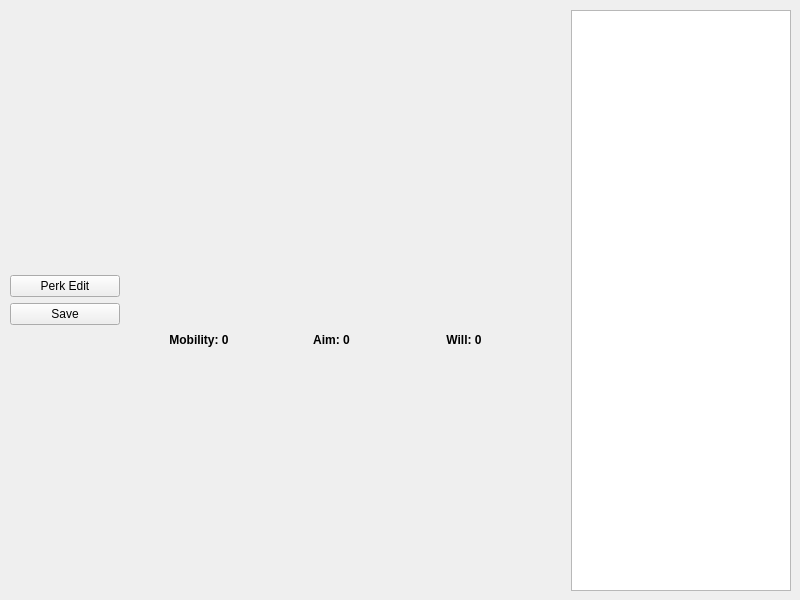
Qt form QtDesigner.ui (Bodzioo44/XcomPerkEdit) before a commit.
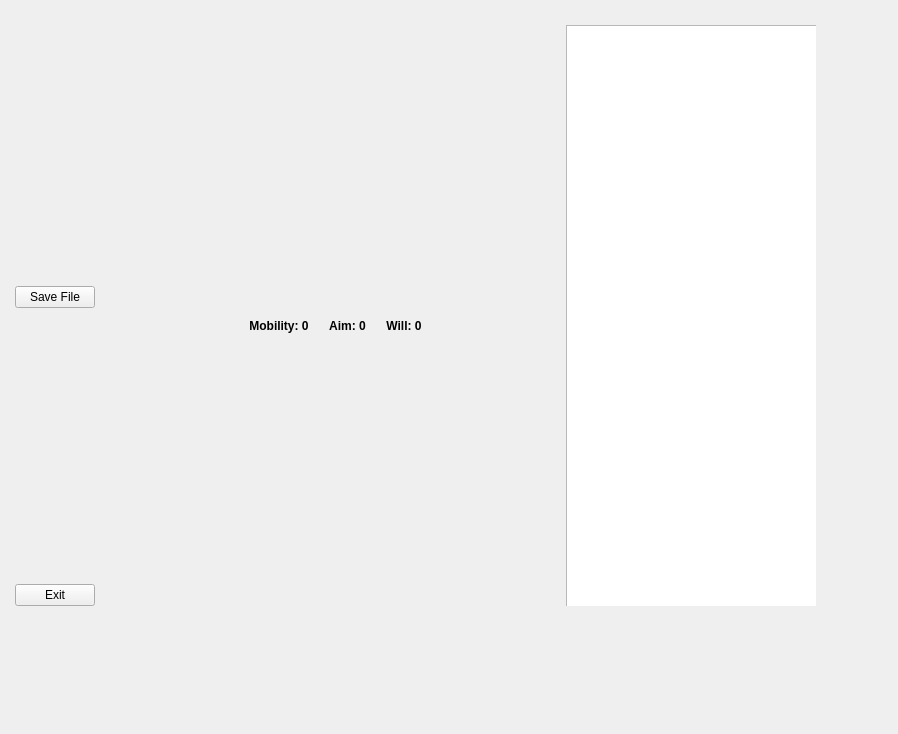
The same form after that commit. The open tabs and pages were chosen to show the change.

Commit message: Replaced GUI and cleaned up pro file

The edit to the form file:
```diff
--- a/QtDesigner.ui
+++ b/QtDesigner.ui
@@ -6,8 +6,8 @@
    <rect>
     <x>0</x>
     <y>0</y>
-    <width>800</width>
-    <height>600</height>
+    <width>898</width>
+    <height>734</height>
    </rect>
   </property>
   <property name="windowTitle">
@@ -17,77 +17,279 @@
    <widget class="QWidget" name="gridLayoutWidget">
     <property name="geometry">
      <rect>
-      <x>10</x>
-      <y>10</y>
-      <width>781</width>
-      <height>581</height>
+      <x>0</x>
+      <y>0</y>
+      <width>831</width>
+      <height>621</height>
      </rect>
     </property>
-    <layout class="QGridLayout" name="gridLayout" columnstretch="1,4,2">
-     <item row="0" column="2">
-      <widget class="QListWidget" name="SoldierList"/>
+    <layout class="QGridLayout" name="gridLayout" columnminimumwidth="0,0">
+     <property name="leftMargin">
+      <number>15</number>
+     </property>
+     <property name="topMargin">
+      <number>15</number>
+     </property>
+     <property name="rightMargin">
+      <number>15</number>
+     </property>
+     <property name="bottomMargin">
+      <number>15</number>
+     </property>
+     <item row="0" column="0">
+      <layout class="QVBoxLayout" name="ButtonVBoxLayout">
+       <item>
+        <spacer name="verticalSpacer">
+         <property name="orientation">
+          <enum>Qt::Vertical</enum>
+         </property>
+         <property name="sizeHint" stdset="0">
+          <size>
+           <width>20</width>
+           <height>40</height>
+          </size>
+         </property>
+        </spacer>
+       </item>
+       <item>
+        <widget class="QPushButton" name="SaveFileButton">
+         <property name="text">
+          <string>Save File</string>
+         </property>
+        </widget>
+       </item>
+       <item>
+        <spacer name="verticalSpacer_5">
+         <property name="orientation">
+          <enum>Qt::Vertical</enum>
+         </property>
+         <property name="sizeHint" stdset="0">
+          <size>
+           <width>20</width>
+           <height>40</height>
+          </size>
+         </property>
+        </spacer>
+       </item>
+       <item>
+        <widget class="QPushButton" name="ExitButton">
+         <property name="toolTip">
+          <string>Go back to save selection menu</string>
+         </property>
+         <property name="text">
+          <string>Exit</string>
+         </property>
+        </widget>
+       </item>
+      </layout>
      </item>
      <item row="0" column="1">
       <widget class="QStackedWidget" name="stackedWidget">
        <property name="currentIndex">
         <number>0</number>
        </property>
-       <widget class="QWidget" name="PerkPage">
-        <widget class="QWidget" name="gridLayoutWidget_2">
+       <widget class="QWidget" name="SavePageWidget">
+        <widget class="QWidget" name="verticalLayoutWidget_2">
+         <property name="geometry">
+          <rect>
+           <x>-1</x>
+           <y>-1</y>
+           <width>721</width>
+           <height>611</height>
+          </rect>
+         </property>
+         <layout class="QVBoxLayout" name="SavePageVBoxLayout" stretch="1,11">
+          <property name="leftMargin">
+           <number>0</number>
+          </property>
+          <property name="topMargin">
+           <number>0</number>
+          </property>
+          <property name="rightMargin">
+           <number>0</number>
+          </property>
+          <property name="bottomMargin">
+           <number>0</number>
+          </property>
+          <item>
+           <layout class="QHBoxLayout" name="PathHBoxLayout">
+            <item>
+             <widget class="QLineEdit" name="PathLineEdit"/>
+            </item>
+            <item>
+             <widget class="QPushButton" name="SelectPathButton">
+              <property name="text">
+               <string>Load Path...</string>
+              </property>
+             </widget>
+            </item>
+           </layout>
+          </item>
+          <item>
+           <widget class="QListWidget" name="SaveListWidget"/>
+          </item>
+         </layout>
+        </widget>
+       </widget>
+       <widget class="QWidget" name="PerkEditPage">
+        <widget class="QWidget" name="horizontalLayoutWidget_2">
          <property name="geometry">
           <rect>
            <x>10</x>
-           <y>30</y>
-           <width>391</width>
+           <y>10</y>
+           <width>711</width>
            <height>601</height>
           </rect>
          </property>
-         <layout class="QGridLayout" name="PerkGridLayout" rowstretch="0,0">
-          <item row="1" column="1">
-           <widget class="QLabel" name="AimLabel">
-            <property name="maximumSize">
+         <layout class="QHBoxLayout" name="horizontalLayout" stretch="0,0,0,0">
+          <item>
+           <spacer name="horizontalSpacer">
+            <property name="orientation">
+             <enum>Qt::Horizontal</enum>
+            </property>
+            <property name="sizeHint" stdset="0">
              <size>
-              <width>10000000</width>
+              <width>40</width>
               <height>20</height>
              </size>
             </property>
-            <property name="text">
-             <string>&lt;b&gt;Aim: 0&lt;/b&gt;</string>
+           </spacer>
+          </item>
+          <item>
+           <layout class="QVBoxLayout" name="verticalLayout">
+            <property name="spacing">
+             <number>20</number>
             </property>
-            <property name="alignment">
-             <set>Qt::AlignCenter</set>
-            </property>
-           </widget>
+            <item>
+             <spacer name="verticalSpacer_3">
+              <property name="orientation">
+               <enum>Qt::Vertical</enum>
+              </property>
+              <property name="sizeHint" stdset="0">
+               <size>
+                <width>20</width>
+                <height>40</height>
+               </size>
+              </property>
+             </spacer>
+            </item>
+            <item>
+             <layout class="QHBoxLayout" name="StatsHBoxLayout">
+              <item>
+               <widget class="QLabel" name="MobilityLabel">
+                <property name="text">
+                 <string>&lt;b&gt;Mobility: 0&lt;/b&gt;</string>
+                </property>
+                <property name="alignment">
+                 <set>Qt::AlignCenter</set>
+                </property>
+               </widget>
+              </item>
+              <item>
+               <widget class="QLabel" name="AimLabel">
+                <property name="text">
+                 <string>&lt;b&gt;Aim: 0&lt;/b&gt;</string>
+                </property>
+                <property name="alignment">
+                 <set>Qt::AlignCenter</set>
+                </property>
+               </widget>
+              </item>
+              <item>
+               <widget class="QLabel" name="WillLabel">
+                <property name="text">
+                 <string>&lt;b&gt;Will: 0&lt;/b&gt;</string>
+                </property>
+                <property name="alignment">
+                 <set>Qt::AlignCenter</set>
+                </property>
+               </widget>
+              </item>
+             </layout>
+            </item>
+            <item>
+             <layout class="QHBoxLayout" name="Row1HBoxLayout">
+              <property name="spacing">
+               <number>15</number>
+              </property>
+             </layout>
+            </item>
+            <item>
+             <layout class="QHBoxLayout" name="Row2HBoxLayout">
+              <property name="spacing">
+               <number>15</number>
+              </property>
+             </layout>
+            </item>
+            <item>
+             <layout class="QHBoxLayout" name="Row3HBoxLayout">
+              <property name="spacing">
+               <number>15</number>
+              </property>
+             </layout>
+            </item>
+            <item>
+             <layout class="QHBoxLayout" name="Row4HBoxLayout">
+              <property name="spacing">
+               <number>15</number>
+              </property>
+             </layout>
+            </item>
+            <item>
+             <layout class="QHBoxLayout" name="Row5HBoxLayout">
+              <property name="spacing">
+               <number>15</number>
+              </property>
+             </layout>
+            </item>
+            <item>
+             <layout class="QHBoxLayout" name="Row6HBoxLayout">
+              <property name="spacing">
+               <number>15</number>
+              </property>
+             </layout>
+            </item>
+            <item>
+             <spacer name="verticalSpacer_4">
+              <property name="orientation">
+               <enum>Qt::Vertical</enum>
+              </property>
+              <property name="sizeHint" stdset="0">
+               <size>
+                <width>20</width>
+                <height>40</height>
+               </size>
+              </property>
+             </spacer>
+            </item>
+           </layout>
           </item>
-          <item row="1" column="2">
-           <widget class="QLabel" name="WillLabel">
-            <property name="maximumSize">
+          <item>
+           <spacer name="horizontalSpacer_2">
+            <property name="orientation">
+             <enum>Qt::Horizontal</enum>
+            </property>
+            <property name="sizeHint" stdset="0">
              <size>
-              <width>16777215</width>
+              <width>40</width>
               <height>20</height>
              </size>
             </property>
-            <property name="text">
-             <string>&lt;b&gt;Will: 0&lt;/b&gt;</string>
-            </property>
-            <property name="alignment">
-             <set>Qt::AlignCenter</set>
-            </property>
-           </widget>
+           </spacer>
           </item>
-          <item row="1" column="0">
-           <widget class="QLabel" name="MobilityLabel">
-            <property name="maximumSize">
+          <item>
+           <widget class="QListWidget" name="SoldierListWidget">
+            <property name="minimumSize">
              <size>
-              <width>16777215</width>
-              <height>20</height>
+              <width>0</width>
+              <height>0</height>
              </size>
             </property>
-            <property name="text">
-             <string>&lt;b&gt;Mobility: 0&lt;/b&gt;</string>
-            </property>
-            <property name="alignment">
-             <set>Qt::AlignCenter</set>
+            <property name="maximumSize">
+             <size>
+              <width>300</width>
+              <height>16777215</height>
+             </size>
             </property>
            </widget>
           </item>
@@ -97,28 +299,6 @@
        <widget class="QWidget" name="page_2"/>
       </widget>
      </item>
-     <item row="0" column="0">
-      <layout class="QVBoxLayout" name="verticalLayout">
-       <item>
-        <layout class="QVBoxLayout" name="verticalLayout_2">
-         <item>
-          <widget class="QPushButton" name="PerkEditButton">
-           <property name="text">
-            <string>Perk Edit</string>
-           </property>
-          </widget>
-         </item>
-         <item>
-          <widget class="QPushButton" name="SaveButton">
-           <property name="text">
-            <string>Save</string>
-           </property>
-          </widget>
-         </item>
-        </layout>
-       </item>
-      </layout>
-     </item>
     </layout>
    </widget>
   </widget>
```
Left out of the diff: 3 changed lines with no effect on the pictures. The commit also changes 2 other files.
